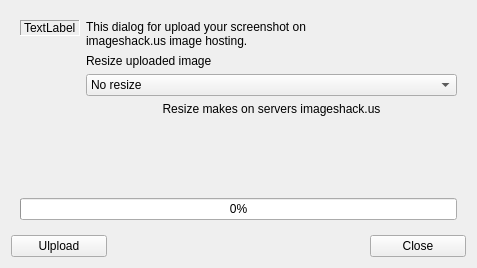
Above: src/modules/uploader/uploaderdialog.ui from lxqt/screengrab before the change. Below: the same form after it.
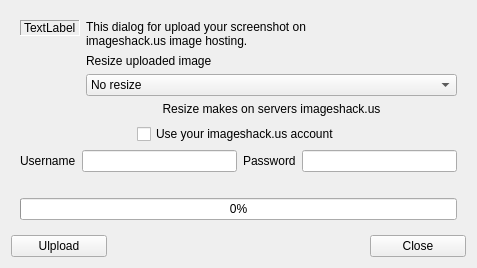
That is the form after the change. The open tabs and pages were chosen to show the change.

Commit message: Added ui elements for user's imageshack account (login|pass)

The edit to the form file:
```diff
--- a/src/modules/uploader/uploaderdialog.ui
+++ b/src/modules/uploader/uploaderdialog.ui
@@ -190,6 +190,73 @@
          </item>
         </layout>
        </item>
+       <item>
+        <layout class="QHBoxLayout" name="horizontalLayout_7">
+         <item>
+          <spacer name="horizontalSpacer_2">
+           <property name="orientation">
+            <enum>Qt::Horizontal</enum>
+           </property>
+           <property name="sizeHint" stdset="0">
+            <size>
+             <width>40</width>
+             <height>20</height>
+            </size>
+           </property>
+          </spacer>
+         </item>
+         <item>
+          <widget class="QCheckBox" name="cbxUseAccount">
+           <property name="text">
+            <string>Use your imageshack.us account</string>
+           </property>
+          </widget>
+         </item>
+         <item>
+          <spacer name="horizontalSpacer_3">
+           <property name="orientation">
+            <enum>Qt::Horizontal</enum>
+           </property>
+           <property name="sizeHint" stdset="0">
+            <size>
+             <width>40</width>
+             <height>20</height>
+            </size>
+           </property>
+          </spacer>
+         </item>
+        </layout>
+       </item>
+       <item>
+        <layout class="QHBoxLayout" name="horizontalLayout_8">
+         <item>
+          <widget class="QLabel" name="labUsername">
+           <property name="text">
+            <string>Username</string>
+           </property>
+           <property name="buddy">
+            <cstring>editUsername</cstring>
+           </property>
+          </widget>
+         </item>
+         <item>
+          <widget class="QLineEdit" name="editUsername"/>
+         </item>
+         <item>
+          <widget class="QLabel" name="labPassword">
+           <property name="text">
+            <string>Password</string>
+           </property>
+           <property name="buddy">
+            <cstring>editPassword</cstring>
+           </property>
+          </widget>
+         </item>
+         <item>
+          <widget class="QLineEdit" name="editPassword"/>
+         </item>
+        </layout>
+       </item>
        <item>
         <layout class="QVBoxLayout" name="verticalLayout_4">
          <item>
```
Left out of the diff: 2 changed lines with no effect on the pictures. The commit also changes 2 other files.
